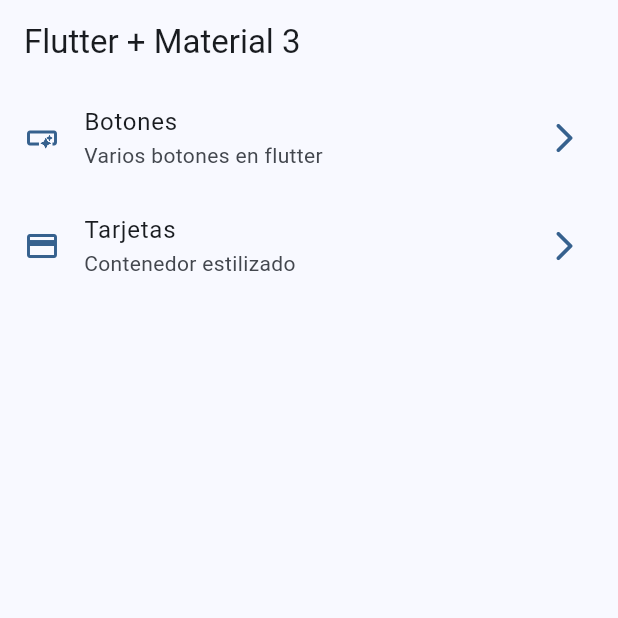
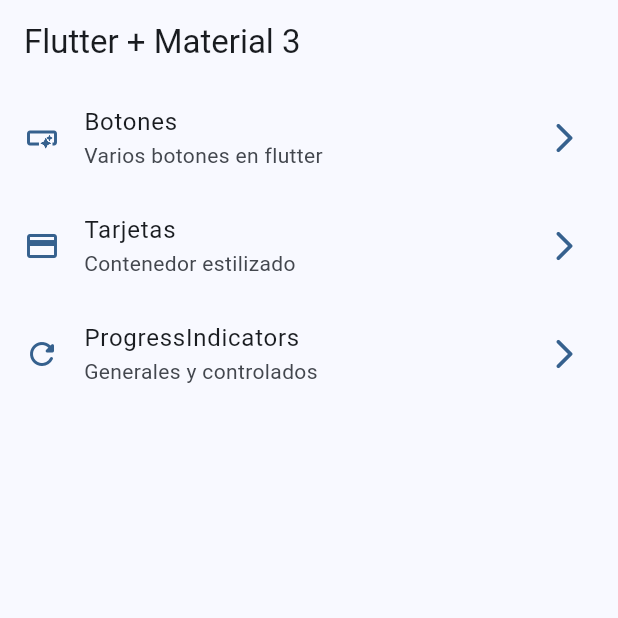
Before and after one commit to garguidevsw/widgets_app_flutter, a Flutter app: the screen it shows after launch, on a phone screen of 412 x 824 dp, the top half of it. Run offline on Flutter 3.47's test engine with Material 2 defaults, Android fonts, the phone set to English and light mode, and no system bars; our stand-ins replace go_router.

Commit message:
add progress indicator

```diff
--- a/lib/config/menu/menu_items.dart
+++ b/lib/config/menu/menu_items.dart
@@ -27,4 +27,10 @@ const appMenuItems = <MenuItem>[
     link: '/cards',
     icon: Icons.credit_card,
   ),
+  MenuItem(
+    title: 'ProgressIndicators',
+    subTitle: 'Generales y controlados',
+    link: '/progress',
+    icon: Icons.refresh_rounded,
+  ),
 ];
--- a/lib/config/router/app_router.dart
+++ b/lib/config/router/app_router.dart
@@ -20,5 +20,10 @@ final appRouter = GoRouter(
       name: CardsScreen.name,
       builder: (context, state) => const CardsScreen(),
     ),
+    GoRoute(
+      path: '/progress',
+      name: ProgressScreen.name,
+      builder: (context, state) => const ProgressScreen(),
+    ),
   ],
 );
--- a/lib/presentation/screens/buttons/buttons_screen.dart
+++ b/lib/presentation/screens/buttons/buttons_screen.dart
@@ -11,7 +11,7 @@ class ButtonsScreen extends StatelessWidget {
       appBar: AppBar(
         title: const Text('Buttons Screen'),
       ),
-      body: _ButtonsView(),
+      body: const _ButtonsView(),
       floatingActionButton: FloatingActionButton(
         child: const Icon(Icons.arrow_back_ios_new_outlined),
         onPressed: () {
@@ -58,7 +58,7 @@ class _ButtonsView extends StatelessWidget {
                 onPressed: () {},
                 icon: const Icon(Icons.account_box_outlined),
                 label: const Text('Text Icon')),
-            CustomButton(),
+            const CustomButton(),
             IconButton(
                 onPressed: () {},
                 icon: const Icon(Icons.app_registration_outlined)),
--- a/lib/presentation/screens/home/home_screen.dart
+++ b/lib/presentation/screens/home/home_screen.dart
@@ -1,8 +1,6 @@
 import 'package:flutter/material.dart';
 import 'package:go_router/go_router.dart';
 import 'package:widgets_app/config/menu/menu_items.dart';
-import 'package:widgets_app/presentation/screens/buttons/buttons_screen.dart';
-import 'package:widgets_app/presentation/screens/screens.dart';
 
 class HomeScreen extends StatelessWidget {
   static const String name = 'home_screen';
```
Also changed, not shown: lib/presentation/screens/progress/progress_screen.dart (+64 -1 lines).
